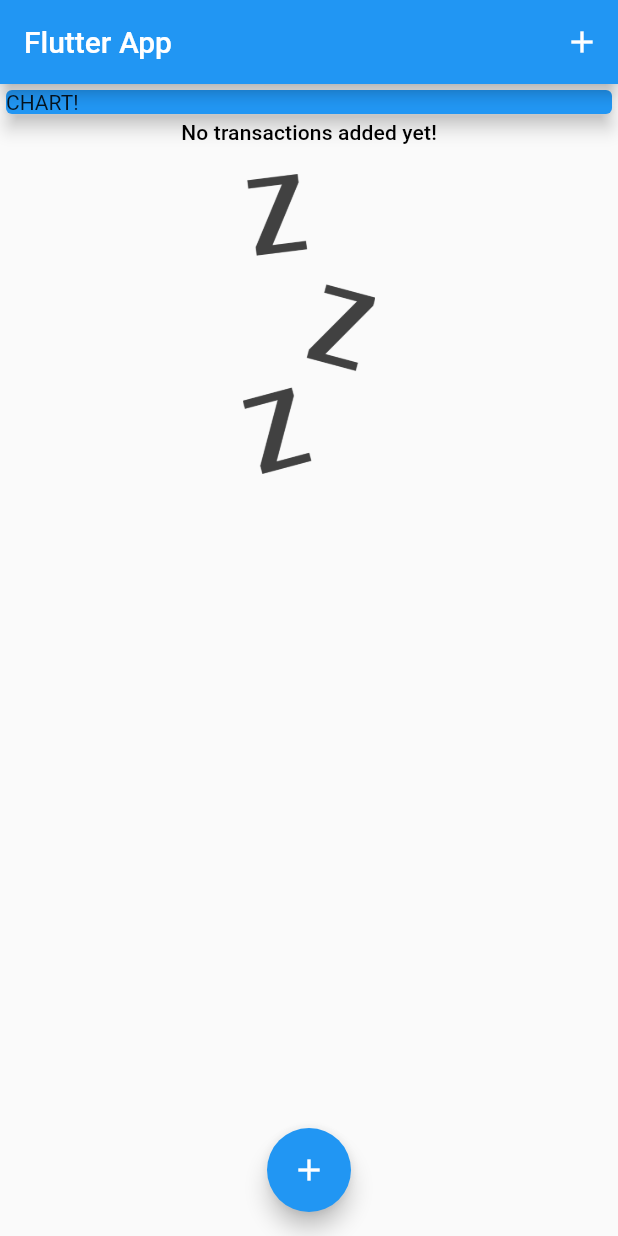
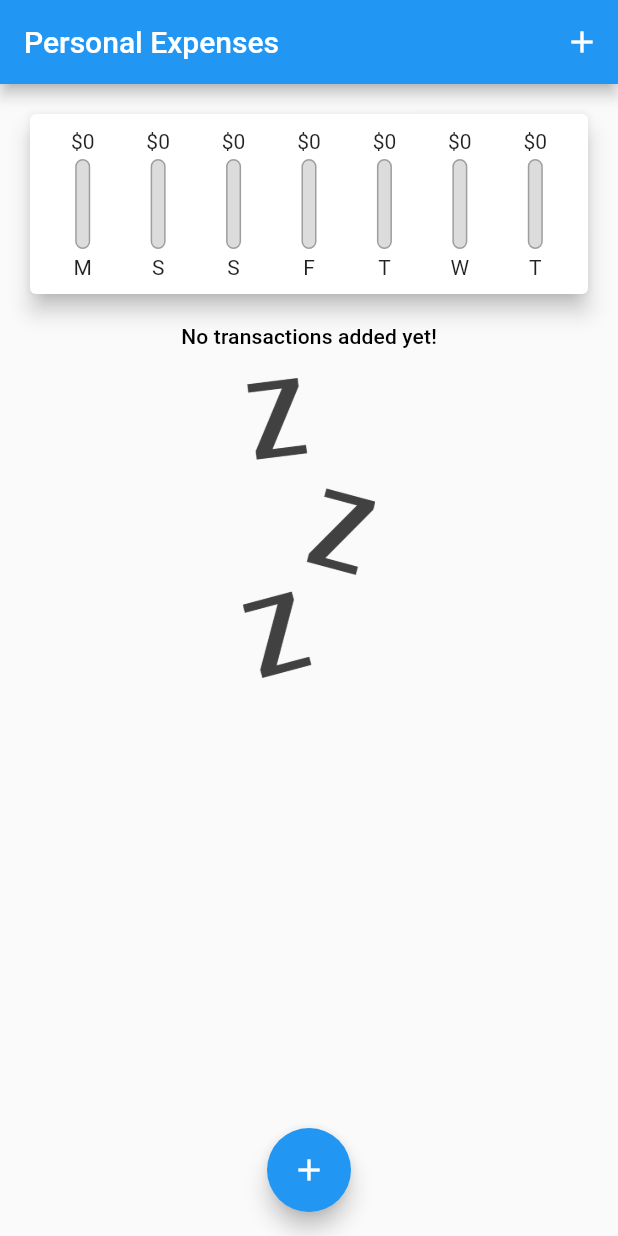
Before and after one commit to mynksnh/flutter_kit, a Flutter app: the screen it shows after launch, on a phone screen of 412 x 824 dp. Run offline on Flutter 3.47's test engine with Material 2 defaults, Android fonts, the light colour scheme and no system bars.

Commit message:
Section 4 charts

```diff
--- a/lib/personal-expenses_app/personal_expenses_app.dart
+++ b/lib/personal-expenses_app/personal_expenses_app.dart
@@ -3,6 +3,7 @@
 import './widgets/new_transaction.dart';
 import './widgets/transaction_list.dart';
 import './models/transaction.dart';
+import './widgets/chart.dart';
 
 class PersonalExpensesApp extends StatelessWidget {
   @override
@@ -58,6 +59,16 @@
 class _HomeWidgetState extends State<HomeWidget> {
   final List<Transaction> _userTransactions = [];
 
+  List<Transaction> get _recentTransactions {
+    return _userTransactions.where((tx) {
+      return tx.date.isAfter(
+        DateTime.now().subtract(
+          Duration(days: 7),
+        ),
+      );
+    }).toList();
+  }
+
   void _addNewTransaction(String txTitle, double txAmount) {
     final newTx = Transaction(
       title: txTitle,
@@ -88,7 +99,9 @@
   Widget build(BuildContext context) {
     return Scaffold(
       appBar: AppBar(
-        title: Text('Flutter App'),
+        title: Text(
+          'Personal Expenses',
+        ),
         actions: <Widget>[
           IconButton(
             icon: Icon(Icons.add),
@@ -100,14 +113,7 @@
         child: Column(
           crossAxisAlignment: CrossAxisAlignment.stretch,
           children: <Widget>[
-            Container(
-              width: double.infinity,
-              child: Card(
-                color: Colors.blue,
-                child: Text('CHART!'),
-                elevation: 5,
-              ),
-            ),
+            Chart(_recentTransactions),
             TransactionList(_userTransactions),
           ],
         ),
--- /dev/null
+++ b/lib/personal-expenses_app/widgets/chart.dart
@@ -0,0 +1,65 @@
+import 'package:flutter/material.dart';
+import 'package:intl/intl.dart';
+
+import './chart_bar.dart';
+import '../models/transaction.dart';
+
+class Chart extends StatelessWidget {
+  final List<Transaction> recentTransactions;
+
+  Chart(this.recentTransactions);
+
+  List<Map<String, Object>> get groupedTransactionValues {
+    return List.generate(7, (index) {
+      final weekDay = DateTime.now().subtract(
+        Duration(days: index),
+      );
+      var totalSum = 0.0;
+
+      for (var i = 0; i < recentTransactions.length; i++) {
+        if (recentTransactions[i].date.day == weekDay.day &&
+            recentTransactions[i].date.month == weekDay.month &&
+            recentTransactions[i].date.year == weekDay.year) {
+          totalSum += recentTransactions[i].amount;
+        }
+      }
+
+      return {
+        'day': DateFormat.E().format(weekDay).substring(0, 1),
+        'amount': totalSum,
+      };
+    });
+  }
+
+  double get totalSpending {
+    return groupedTransactionValues.fold(0.0, (sum, item) {
+      return sum + (item['amount'] as double);
+    });
+  }
+
+  @override
+  Widget build(BuildContext context) {
+    return Card(
+      elevation: 6,
+      margin: EdgeInsets.all(20),
+      child: Padding(
+        padding: EdgeInsets.all(10),
+        child: Row(
+          mainAxisAlignment: MainAxisAlignment.spaceAround,
+          children: groupedTransactionValues.map((data) {
+            return Flexible(
+              fit: FlexFit.tight,
+              child: ChartBar(
+                data['day'] as String,
+                data['amount'] as double,
+                totalSpending == 0.0
+                    ? 0.0
+                    : (data['amount'] as double) / totalSpending,
+              ),
+            );
+          }).toList(),
+        ),
+      ),
+    );
+  }
+}
--- /dev/null
+++ b/lib/personal-expenses_app/widgets/chart_bar.dart
@@ -0,0 +1,51 @@
+import 'package:flutter/material.dart';
+
+class ChartBar extends StatelessWidget {
+  final String label;
+  final double spendingAmount;
+  final double spendingPctOfTotal;
+
+  ChartBar(this.label, this.spendingAmount, this.spendingPctOfTotal);
+
+  @override
+  Widget build(BuildContext context) {
+    return Column(
+      children: <Widget>[
+        FittedBox(
+          child: Text('\$${spendingAmount.toStringAsFixed(0)}'),
+        ),
+        SizedBox(
+          height: 4,
+        ),
+        Container(
+          height: 60,
+          width: 10,
+          child: Stack(
+            children: <Widget>[
+              Container(
+                decoration: BoxDecoration(
+                  border: Border.all(color: Colors.grey, width: 1.0),
+                  color: Color.fromRGBO(220, 220, 220, 1),
+                  borderRadius: BorderRadius.circular(10),
+                ),
+              ),
+              FractionallySizedBox(
+                heightFactor: spendingPctOfTotal,
+                child: Container(
+                  decoration: BoxDecoration(
+                    color: Theme.of(context).primaryColor,
+                    borderRadius: BorderRadius.circular(10),
+                  ),
+                ),
+              ),
+            ],
+          ),
+        ),
+        SizedBox(
+          height: 4,
+        ),
+        Text(label),
+      ],
+    );
+  }
+}
```
